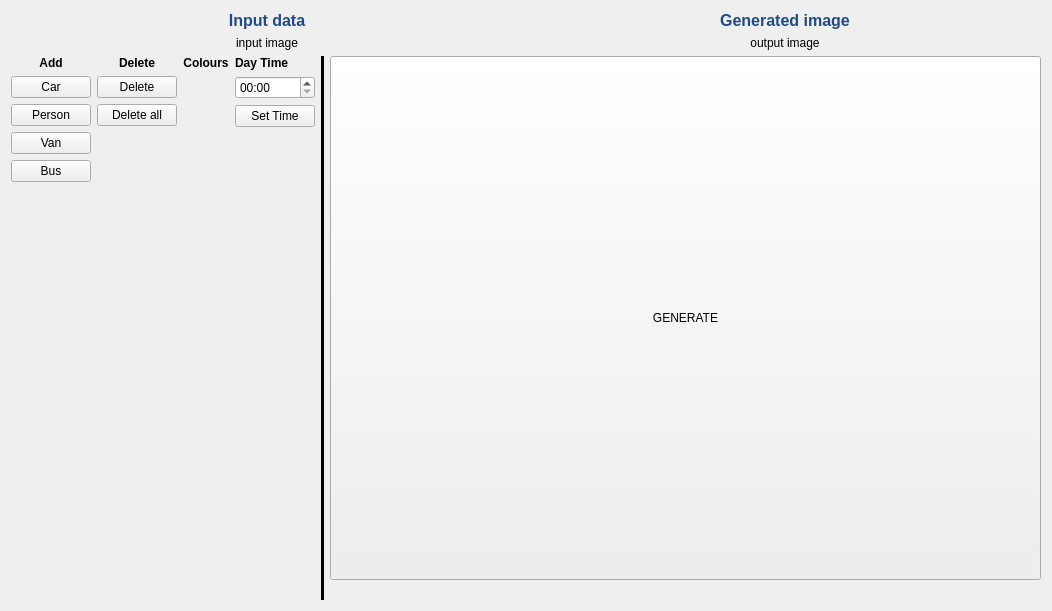
Old version of the form demo_tool/ui/gui.ui in the repository gvogiatzis/trafficgen.
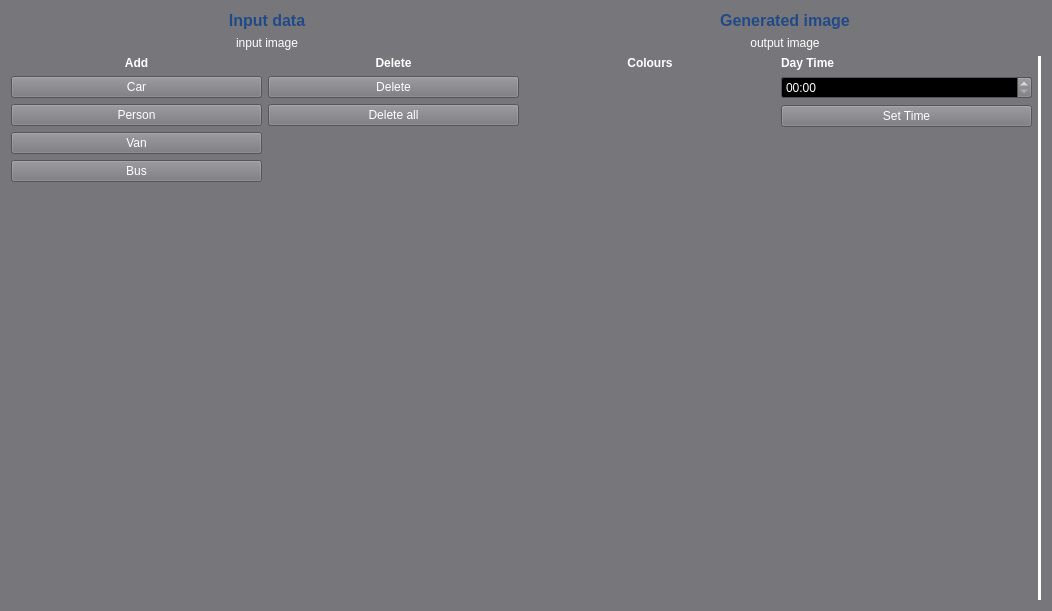
New version of the form. Icons and pictures are not drawn.

Commit message: Demo tool working

Diff of the .ui file:
```diff
--- a/demo_tool/ui/gui.ui
+++ b/demo_tool/ui/gui.ui
@@ -16,6 +16,493 @@
     <verstretch>0</verstretch>
    </sizepolicy>
   </property>
+  <property name="palette">
+   <palette>
+    <active>
+     <colorrole role="WindowText">
+      <brush brushstyle="SolidPattern">
+       <color alpha="255">
+        <red>255</red>
+        <green>255</green>
+        <blue>255</blue>
+       </color>
+      </brush>
+     </colorrole>
+     <colorrole role="Button">
+      <brush brushstyle="SolidPattern">
+       <color alpha="255">
+        <red>119</red>
+        <green>118</green>
+        <blue>123</blue>
+       </color>
+      </brush>
+     </colorrole>
+     <colorrole role="Light">
+      <brush brushstyle="SolidPattern">
+       <color alpha="255">
+        <red>178</red>
+        <green>177</green>
+        <blue>184</blue>
+       </color>
+      </brush>
+     </colorrole>
+     <colorrole role="Midlight">
+      <brush brushstyle="SolidPattern">
+       <color alpha="255">
+        <red>148</red>
+        <green>147</green>
+        <blue>153</blue>
+       </color>
+      </brush>
+     </colorrole>
+     <colorrole role="Dark">
+      <brush brushstyle="SolidPattern">
+       <color alpha="255">
+        <red>59</red>
+        <green>59</green>
+        <blue>61</blue>
+       </color>
+      </brush>
+     </colorrole>
+     <colorrole role="Mid">
+      <brush brushstyle="SolidPattern">
+       <color alpha="255">
+        <red>79</red>
+        <green>79</green>
+        <blue>82</blue>
+       </color>
+      </brush>
+     </colorrole>
+     <colorrole role="Text">
+      <brush brushstyle="SolidPattern">
+       <color alpha="255">
+        <red>255</red>
+        <green>255</green>
+        <blue>255</blue>
+       </color>
+      </brush>
+     </colorrole>
+     <colorrole role="BrightText">
+      <brush brushstyle="SolidPattern">
+       <color alpha="255">
+        <red>255</red>
+        <green>255</green>
+        <blue>255</blue>
+       </color>
+      </brush>
+     </colorrole>
+     <colorrole role="ButtonText">
+      <brush brushstyle="SolidPattern">
+       <color alpha="255">
+        <red>255</red>
+        <green>255</green>
+        <blue>255</blue>
+       </color>
+      </brush>
+     </colorrole>
+     <colorrole role="Base">
+      <brush brushstyle="SolidPattern">
+       <color alpha="255">
+        <red>0</red>
+        <green>0</green>
+        <blue>0</blue>
+       </color>
+      </brush>
+     </colorrole>
+     <colorrole role="Window">
+      <brush brushstyle="SolidPattern">
+       <color alpha="255">
+        <red>119</red>
+        <green>118</green>
+        <blue>123</blue>
+       </color>
+      </brush>
+     </colorrole>
+     <colorrole role="Shadow">
+      <brush brushstyle="SolidPattern">
+       <color alpha="255">
+        <red>0</red>
+        <green>0</green>
+        <blue>0</blue>
+       </color>
+      </brush>
+     </colorrole>
+     <colorrole role="Highlight">
+      <brush brushstyle="SolidPattern">
+       <color alpha="255">
+        <red>61</red>
+        <green>56</green>
+        <blue>70</blue>
+       </color>
+      </brush>
+     </colorrole>
+     <colorrole role="AlternateBase">
+      <brush brushstyle="SolidPattern">
+       <color alpha="255">
+        <red>59</red>
+        <green>59</green>
+        <blue>61</blue>
+       </color>
+      </brush>
+     </colorrole>
+     <colorrole role="ToolTipBase">
+      <brush brushstyle="SolidPattern">
+       <color alpha="255">
+        <red>255</red>
+        <green>255</green>
+        <blue>220</blue>
+       </color>
+      </brush>
+     </colorrole>
+     <colorrole role="ToolTipText">
+      <brush brushstyle="SolidPattern">
+       <color alpha="255">
+        <red>0</red>
+        <green>0</green>
+        <blue>0</blue>
+       </color>
+      </brush>
+     </colorrole>
+     <colorrole role="PlaceholderText">
+      <brush brushstyle="SolidPattern">
+       <color alpha="127">
+        <red>255</red>
+        <green>255</green>
+        <blue>255</blue>
+       </color>
+      </brush>
+     </colorrole>
+     <colorrole role="Accent">
+      <brush brushstyle="SolidPattern">
+       <color alpha="255">
+        <red>0</red>
+        <green>0</green>
+        <blue>0</blue>
+       </color>
+      </brush>
+     </colorrole>
+    </active>
+    <inactive>
+     <colorrole role="WindowText">
+      <brush brushstyle="SolidPattern">
+       <color alpha="255">
+        <red>255</red>
+        <green>255</green>
+        <blue>255</blue>
+       </color>
+      </brush>
+     </colorrole>
+     <colorrole role="Button">
+      <brush brushstyle="SolidPattern">
+       <color alpha="255">
+        <red>119</red>
+        <green>118</green>
+        <blue>123</blue>
+       </color>
+      </brush>
+     </colorrole>
+     <colorrole role="Light">
+      <brush brushstyle="SolidPattern">
+       <color alpha="255">
+        <red>178</red>
+        <green>177</green>
+        <blue>184</blue>
+       </color>
+      </brush>
+     </colorrole>
+     <colorrole role="Midlight">
+      <brush brushstyle="SolidPattern">
+       <color alpha="255">
+        <red>148</red>
+        <green>147</green>
+        <blue>153</blue>
+       </color>
+      </brush>
+     </colorrole>
+     <colorrole role="Dark">
+      <brush brushstyle="SolidPattern">
+       <color alpha="255">
+        <red>59</red>
+        <green>59</green>
+        <blue>61</blue>
+       </color>
+      </brush>
+     </colorrole>
+     <colorrole role="Mid">
+      <brush brushstyle="SolidPattern">
+       <color alpha="255">
+        <red>79</red>
+        <green>79</green>
+        <blue>82</blue>
+       </color>
+      </brush>
+     </colorrole>
+     <colorrole role="Text">
+      <brush brushstyle="SolidPattern">
+       <color alpha="255">
+        <red>255</red>
+        <green>255</green>
+        <blue>255</blue>
+       </color>
+      </brush>
+     </colorrole>
+     <colorrole role="BrightText">
+      <brush brushstyle="SolidPattern">
+       <color alpha="255">
+        <red>255</red>
+        <green>255</green>
+        <blue>255</blue>
+       </color>
+      </brush>
+     </colorrole>
+     <colorrole role="ButtonText">
+      <brush brushstyle="SolidPattern">
+       <color alpha="255">
+        <red>255</red>
+        <green>255</green>
+        <blue>255</blue>
+       </color>
+      </brush>
+     </colorrole>
+     <colorrole role="Base">
+      <brush brushstyle="SolidPattern">
+       <color alpha="255">
+        <red>0</red>
+        <green>0</green>
+        <blue>0</blue>
+       </color>
+      </brush>
+     </colorrole>
+     <colorrole role="Window">
+      <brush brushstyle="SolidPattern">
+       <color alpha="255">
+        <red>119</red>
+        <green>118</green>
+        <blue>123</blue>
+       </color>
+      </brush>
+     </colorrole>
+     <colorrole role="Shadow">
+      <brush brushstyle="SolidPattern">
+       <color alpha="255">
+        <red>0</red>
+        <green>0</green>
+        <blue>0</blue>
+       </color>
+      </brush>
+     </colorrole>
+     <colorrole role="Highlight">
+      <brush brushstyle="SolidPattern">
+       <color alpha="255">
+        <red>222</red>
+        <green>221</green>
+        <blue>218</blue>
+       </color>
+      </brush>
+     </colorrole>
+     <colorrole role="AlternateBase">
+      <brush brushstyle="SolidPattern">
+       <color alpha="255">
+        <red>59</red>
+        <green>59</green>
+        <blue>61</blue>
+       </color>
+      </brush>
+     </colorrole>
+     <colorrole role="ToolTipBase">
+      <brush brushstyle="SolidPattern">
+       <color alpha="255">
+        <red>255</red>
+        <green>255</green>
+        <blue>220</blue>
+       </color>
+      </brush>
+     </colorrole>
+     <colorrole role="ToolTipText">
+      <brush brushstyle="SolidPattern">
+       <color alpha="255">
+        <red>0</red>
+        <green>0</green>
+        <blue>0</blue>
+       </color>
+      </brush>
+     </colorrole>
+     <colorrole role="PlaceholderText">
+      <brush brushstyle="SolidPattern">
+       <color alpha="127">
+        <red>255</red>
+        <green>255</green>
+        <blue>255</blue>
+       </color>
+      </brush>
+     </colorrole>
+     <colorrole role="Accent">
+      <brush brushstyle="SolidPattern">
+       <color alpha="255">
+        <red>0</red>
+        <green>0</green>
+        <blue>0</blue>
+       </color>
+      </brush>
+     </colorrole>
+    </inactive>
+    <disabled>
+     <colorrole role="WindowText">
+      <brush brushstyle="SolidPattern">
+       <color alpha="255">
+        <red>59</red>
+        <green>59</green>
+        <blue>61</blue>
+       </color>
+      </brush>
+     </colorrole>
+     <colorrole role="Button">
+      <brush brushstyle="SolidPattern">
+       <color alpha="255">
+        <red>119</red>
+        <green>118</green>
+        <blue>123</blue>
+       </color>
+      </brush>
+     </colorrole>
+     <colorrole role="Light">
+      <brush brushstyle="SolidPattern">
+       <color alpha="255">
+        <red>178</red>
+        <green>177</green>
+        <blue>184</blue>
+       </color>
+      </brush>
+     </colorrole>
+     <colorrole role="Midlight">
+      <brush brushstyle="SolidPattern">
+       <color alpha="255">
+        <red>148</red>
+        <green>147</green>
+        <blue>153</blue>
+       </color>
+      </brush>
+     </colorrole>
+     <colorrole role="Dark">
+      <brush brushstyle="SolidPattern">
+       <color alpha="255">
+        <red>59</red>
+        <green>59</green>
+        <blue>61</blue>
+       </color>
+      </brush>
+     </colorrole>
+     <colorrole role="Mid">
+      <brush brushstyle="SolidPattern">
+       <color alpha="255">
+        <red>79</red>
+        <green>79</green>
+        <blue>82</blue>
+       </color>
+      </brush>
+     </colorrole>
+     <colorrole role="Text">
+      <brush brushstyle="SolidPattern">
+       <color alpha="255">
+        <red>59</red>
+        <green>59</green>
+        <blue>61</blue>
+       </color>
+      </brush>
+     </colorrole>
+     <colorrole role="BrightText">
+      <brush brushstyle="SolidPattern">
+       <color alpha="255">
+        <red>255</red>
+        <green>255</green>
+        <blue>255</blue>
+       </color>
+      </brush>
+     </colorrole>
+     <colorrole role="ButtonText">
+      <brush brushstyle="SolidPattern">
+       <color alpha="255">
+        <red>59</red>
+        <green>59</green>
+        <blue>61</blue>
+       </color>
+      </brush>
+     </colorrole>
+     <colorrole role="Base">
+      <brush brushstyle="SolidPattern">
+       <color alpha="255">
+        <red>119</red>
+        <green>118</green>
+        <blue>123</blue>
+       </color>
+      </brush>
+     </colorrole>
+     <colorrole role="Window">
+      <brush brushstyle="SolidPattern">
+       <color alpha="255">
+        <red>119</red>
+        <green>118</green>
+        <blue>123</blue>
+       </color>
+      </brush>
+     </colorrole>
+     <colorrole role="Shadow">
+      <brush brushstyle="SolidPattern">
+       <color alpha="255">
+        <red>0</red>
+        <green>0</green>
+        <blue>0</blue>
+       </color>
+      </brush>
+     </colorrole>
+     <colorrole role="AlternateBase">
+      <brush brushstyle="SolidPattern">
+       <color alpha="255">
+        <red>119</red>
+        <green>118</green>
+        <blue>123</blue>
+       </color>
+      </brush>
+     </colorrole>
+     <colorrole role="ToolTipBase">
+      <brush brushstyle="SolidPattern">
+       <color alpha="255">
+        <red>255</red>
+        <green>255</green>
+        <blue>220</blue>
+       </color>
+      </brush>
+     </colorrole>
+     <colorrole role="ToolTipText">
+      <brush brushstyle="SolidPattern">
+       <color alpha="255">
+        <red>0</red>
+        <green>0</green>
+        <blue>0</blue>
+       </color>
+      </brush>
+     </colorrole>
+     <colorrole role="PlaceholderText">
+      <brush brushstyle="SolidPattern">
+       <color alpha="127">
+        <red>59</red>
+        <green>59</green>
+        <blue>61</blue>
+       </color>
+      </brush>
+     </colorrole>
+     <colorrole role="Accent">
+      <brush brushstyle="SolidPattern">
+       <color alpha="255">
+        <red>84</red>
+        <green>83</green>
+        <blue>87</blue>
+       </color>
+      </brush>
+     </colorrole>
+    </disabled>
+   </palette>
+  </property>
   <property name="windowTitle">
    <string>Traffic demo</string>
   </property>
@@ -280,50 +767,7 @@
       </widget>
      </item>
      <item>
-      <layout class="QVBoxLayout" name="verticalLayout_3">
-       <item>
-        <widget class="QPushButton" name="generateButton">
-         <property name="enabled">
-          <bool>true</bool>
-         </property>
-         <property name="sizePolicy">
-          <sizepolicy hsizetype="Ignored" vsizetype="Ignored">
-           <horstretch>0</horstretch>
-           <verstretch>0</verstretch>
-          </sizepolicy>
-         </property>
-         <property name="text">
-          <string>GENERATE</string>
-         </property>
-         <property name="icon">
-          <iconset theme="go-next">
-           <normaloff>.</normaloff>.</iconset>
-         </property>
-         <property name="iconSize">
-          <size>
-           <width>16</width>
-           <height>16</height>
-          </size>
-         </property>
-         <property name="checkable">
-          <bool>true</bool>
-         </property>
-        </widget>
-       </item>
-       <item>
-        <spacer name="horizontalSpacer">
-         <property name="orientation">
-          <enum>Qt::Horizontal</enum>
-         </property>
-         <property name="sizeHint" stdset="0">
-          <size>
-           <width>40</width>
-           <height>20</height>
-          </size>
-         </property>
-        </spacer>
-       </item>
-      </layout>
+      <layout class="QVBoxLayout" name="verticalLayout_3"/>
      </item>
     </layout>
    </item>
```
The commit also changes 3 other files.
